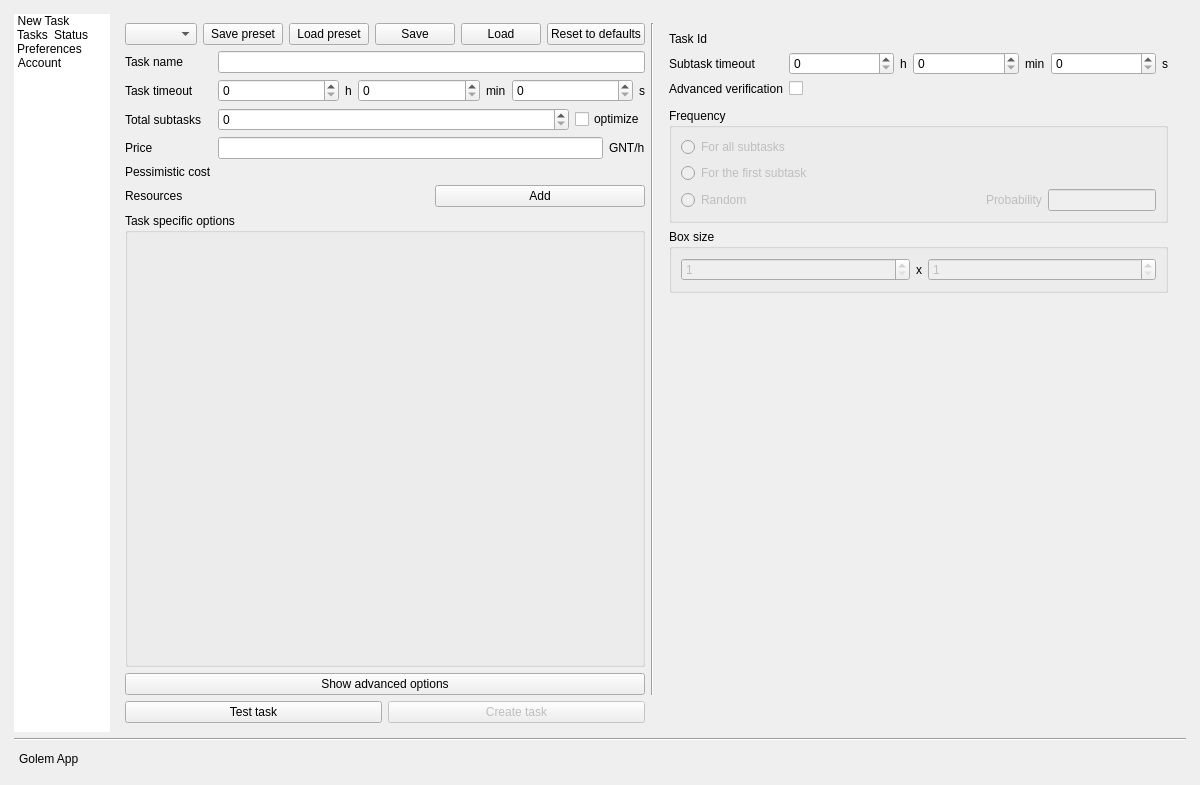
Above: gui/view/AppMainWindow.ui from golemfactory/clay before the change. Below: the same form after it.
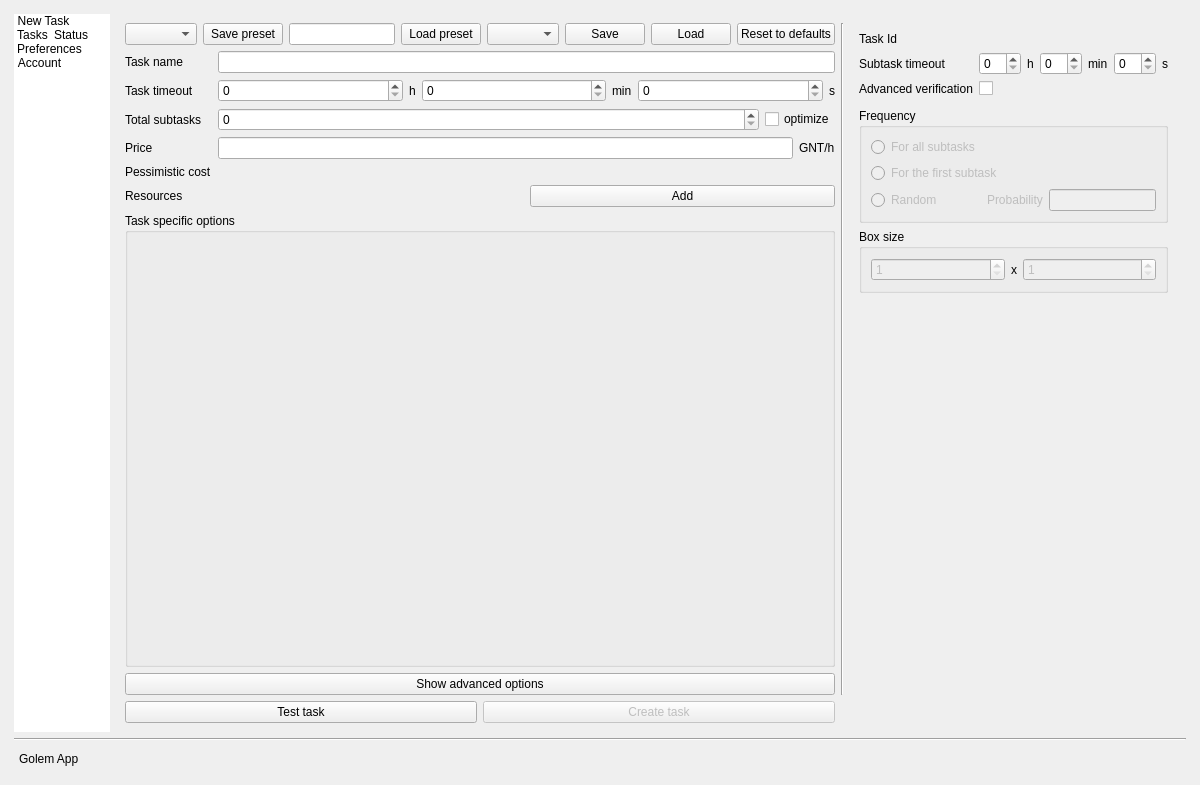
That is the form after the change. Icons and pictures are not drawn.

Commit message: Additional buttons for save preset / load preset

```diff
--- a/gui/view/AppMainWindow.ui
+++ b/gui/view/AppMainWindow.ui
@@ -534,6 +534,19 @@
                     </property>
                    </widget>
                   </item>
+                  <item>
+                   <widget class="QLineEdit" name="presetNameLineEdit">
+                    <property name="toolTip">
+                     <string>Save under this value</string>
+                    </property>
+                    <property name="sizePolicy">
+                     <sizepolicy hsizetype="Preferred" vsizetype="Maximum">
+                      <horstretch>0</horstretch>
+                      <verstretch>0</verstretch>
+                     </sizepolicy>
+                    </property>
+                   </widget>
+                  </item>
                   <item>
                    <widget class="QPushButton" name="loadPresetButton">
                     <property name="toolTip">
@@ -544,6 +557,19 @@
                     </property>
                    </widget>
                   </item>
+                  <item>
+                   <widget class="QComboBox" name="presetComboBox">
+                    <property name="sizePolicy">
+                     <sizepolicy hsizetype="Preferred" vsizetype="Maximum">
+                      <horstretch>0</horstretch>
+                      <verstretch>0</verstretch>
+                     </sizepolicy>
+                    </property>
+                    <property name="toolTip">
+                     <string>Choose preset</string>
+                    </property>
+                   </widget>
+                  </item>
                   <item>
                    <widget class="QPushButton" name="saveButton">
                     <property name="toolTip">
```
